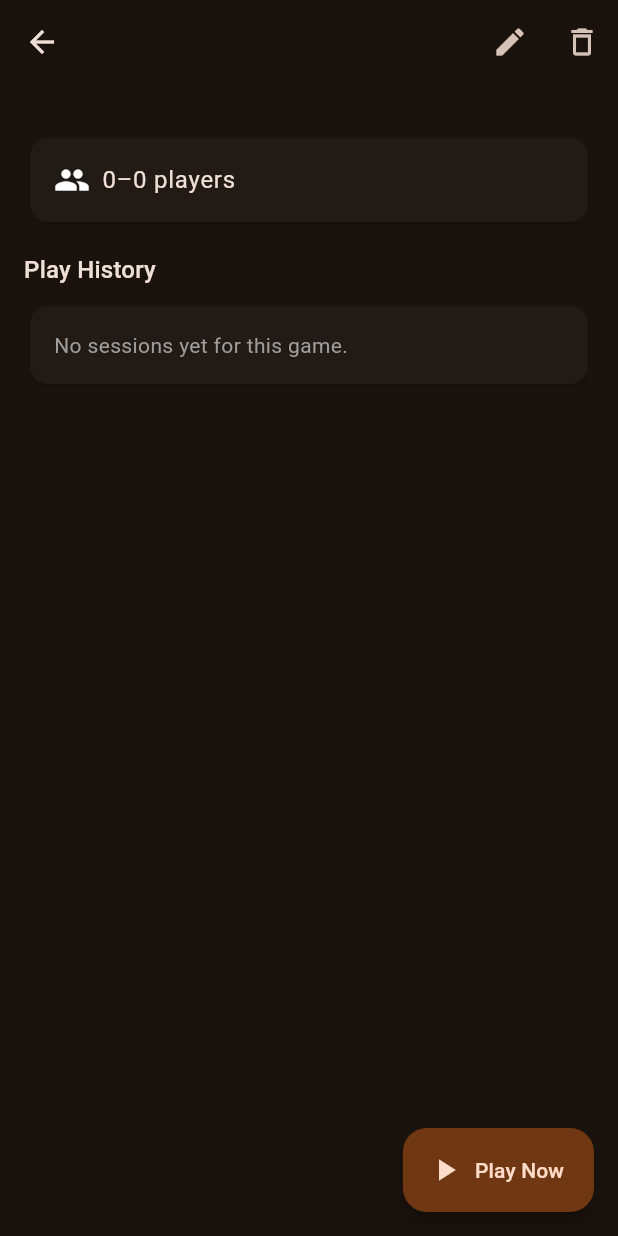
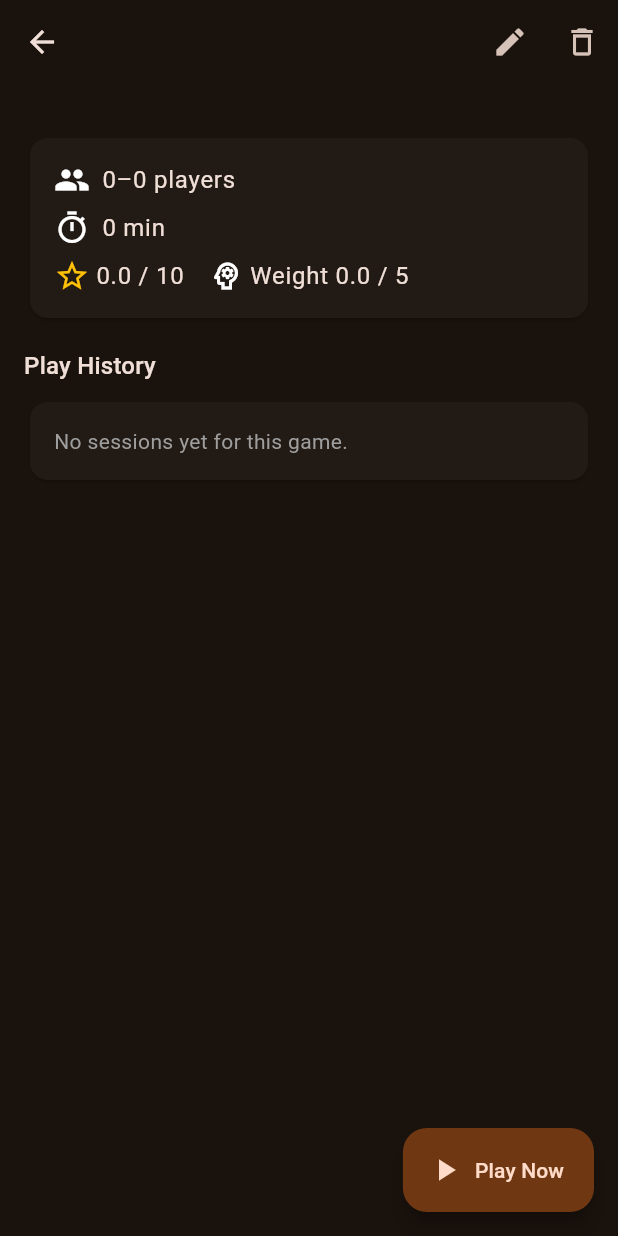
Before and after one commit to Kovali0/BoardGameApp, a Flutter app: the GameDetailScreen screen opened directly with empty values, on a phone screen of 412 x 824 dp. Run offline on Flutter 3.47's test engine with Material 3 defaults, Android fonts, the light colour scheme and no system bars; our stand-ins replace sqflite; accounts and stored records are empty; network calls fail.

Commit message:
feat: add more game details from BGG

```diff
--- a/lib/models/board_game.dart
+++ b/lib/models/board_game.dart
@@ -8,6 +8,11 @@ class BoardGame {
   final DateTime createdAt;
   final bool hasBeenPlayed;
   final String? imageUrl;
+  final String? thumbnailUrl;
+  final int? minPlaytime;
+  final int? maxPlaytime;
+  final double? bggRating;
+  final double? complexity;
 
   const BoardGame({
     required this.id,
@@ -19,6 +24,11 @@ class BoardGame {
     required this.createdAt,
     this.hasBeenPlayed = false,
     this.imageUrl,
+    this.thumbnailUrl,
+    this.minPlaytime,
+    this.maxPlaytime,
+    this.bggRating,
+    this.complexity,
   });
 
   Map<String, dynamic> toMap() => {
@@ -31,6 +41,11 @@ class BoardGame {
         'created_at': createdAt.toIso8601String(),
         'has_been_played': hasBeenPlayed ? 1 : 0,
         'image_url': imageUrl,
+        'thumbnail_url': thumbnailUrl,
+        'min_playtime': minPlaytime,
+        'max_playtime': maxPlaytime,
+        'bgg_rating': bggRating,
+        'complexity': complexity,
       };
 
   factory BoardGame.fromMap(Map<String, dynamic> map) => BoardGame(
@@ -43,6 +58,11 @@ class BoardGame {
         createdAt: DateTime.parse(map['created_at'] as String),
         hasBeenPlayed: (map['has_been_played'] as int? ?? 0) == 1,
         imageUrl: map['image_url'] as String?,
+        thumbnailUrl: map['thumbnail_url'] as String?,
+        minPlaytime: map['min_playtime'] as int?,
+        maxPlaytime: map['max_playtime'] as int?,
+        bggRating: map['bgg_rating'] as double?,
+        complexity: map['complexity'] as double?,
       );
 
   BoardGame copyWith({
@@ -53,6 +73,11 @@ class BoardGame {
     String? setupHints,
     bool? hasBeenPlayed,
     String? imageUrl,
+    String? thumbnailUrl,
+    int? minPlaytime,
+    int? maxPlaytime,
+    double? bggRating,
+    double? complexity,
   }) =>
       BoardGame(
         id: id,
@@ -64,5 +89,10 @@ class BoardGame {
         createdAt: createdAt,
         hasBeenPlayed: hasBeenPlayed ?? this.hasBeenPlayed,
         imageUrl: imageUrl ?? this.imageUrl,
+        thumbnailUrl: thumbnailUrl ?? this.thumbnailUrl,
+        minPlaytime: minPlaytime ?? this.minPlaytime,
+        maxPlaytime: maxPlaytime ?? this.maxPlaytime,
+        bggRating: bggRating ?? this.bggRating,
+        complexity: complexity ?? this.complexity,
       );
 }
--- a/lib/screens/catalog/game_detail_screen.dart
+++ b/lib/screens/catalog/game_detail_screen.dart
@@ -59,6 +59,44 @@ class GameDetailScreen extends StatelessWidget {
                           style: Theme.of(context).textTheme.bodyLarge),
                     ],
                   ),
+                  if (game.minPlaytime != null || game.maxPlaytime != null) ...[
+                    const SizedBox(height: 8),
+                    Row(
+                      children: [
+                        const Icon(Icons.timer_outlined),
+                        const SizedBox(width: 8),
+                        Text(
+                          _playtimeLabel(game.minPlaytime, game.maxPlaytime),
+                          style: Theme.of(context).textTheme.bodyLarge,
+                        ),
+                      ],
+                    ),
+                  ],
+                  if (game.bggRating != null || game.complexity != null) ...[
+                    const SizedBox(height: 8),
+                    Row(
+                      children: [
+                        if (game.bggRating != null) ...[
+                          const Icon(Icons.star_outline, color: Colors.amber),
+                          const SizedBox(width: 4),
+                          Text(
+                            '${game.bggRating!.toStringAsFixed(1)} / 10',
+                            style: Theme.of(context).textTheme.bodyLarge,
+                          ),
+                        ],
+                        if (game.bggRating != null && game.complexity != null)
+                          const SizedBox(width: 16),
+                        if (game.complexity != null) ...[
+                          const Icon(Icons.psychology_outlined),
+                          const SizedBox(width: 4),
+                          Text(
+                            'Weight ${game.complexity!.toStringAsFixed(1)} / 5',
+                            style: Theme.of(context).textTheme.bodyLarge,
+                          ),
+                        ],
+                      ],
+                    ),
+                  ],
                   if (game.description != null &&
                       game.description!.isNotEmpty) ...[
                     const SizedBox(height: 12),
@@ -135,6 +173,15 @@ class GameDetailScreen extends StatelessWidget {
     );
   }
 
+  String _playtimeLabel(int? min, int? max) {
+    if (min != null && max != null) {
+      return min == max ? '$min min' : '$min–$max min';
+    }
+    if (min != null) return '$min+ min';
+    if (max != null) return 'up to $max min';
+    return '';
+  }
+
   void _confirmDelete(BuildContext context) {
     showDialog(
       context: context,
```
Also changed, not shown: lib/db/database_helper.dart (+14 -2 lines), lib/providers/game_provider.dart (+10 -0 lines), lib/screens/catalog/add_game_screen.dart (+15 -0 lines), lib/screens/catalog/catalog_screen.dart (+4 -3 lines), lib/services/bgg_service.dart (+70 -3 lines).
